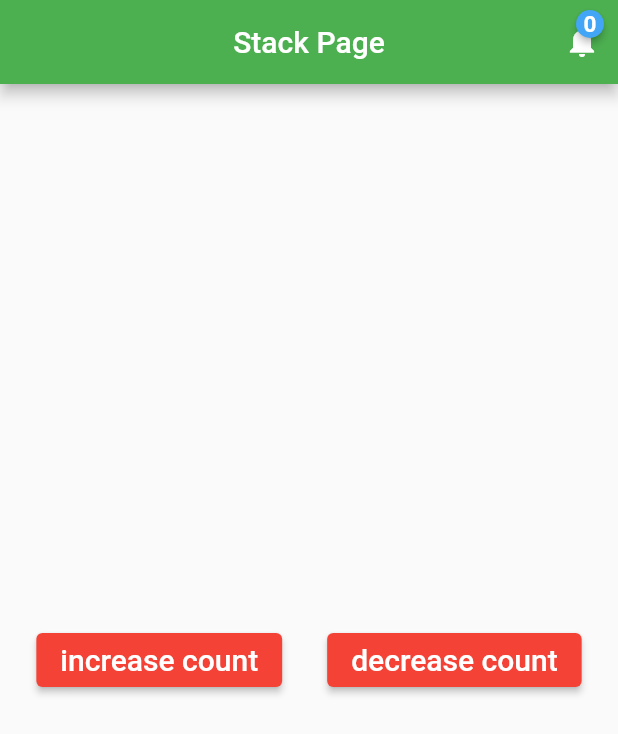
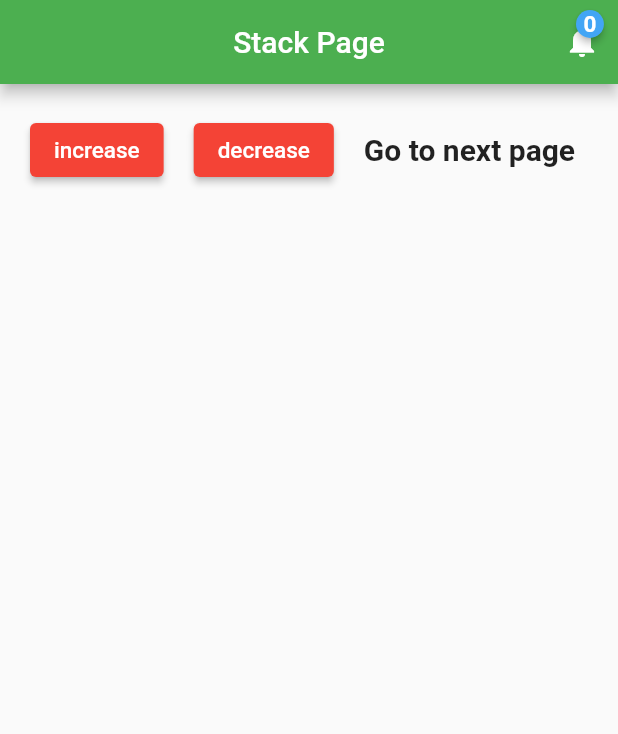
Before and after one commit to kravindra1415/FlutterALL, a Flutter app: the screen it shows after launch, after a tap on "Click Me", on a phone screen of 412 x 824 dp. Shown: the top 734 px of the screen. Run offline on Flutter 3.47's test engine with Material 2 defaults, Android fonts, the phone set to English and light mode, and no system bars; drawn by our look-alikes of badges; our stand-ins replace get, google_fonts.

```diff
--- /dev/null
+++ b/lib/home_page/presentation/DrawerMenu.dart
@@ -0,0 +1,206 @@
+import 'package:flutter/material.dart';
+import 'package:flutter_application_1/IconMenu/HomeIcon.dart';
+import 'package:flutter_application_1/IconMenu/SettingIcon.dart';
+import 'package:flutter_application_1/home_page/domain/drawer_model.dart';
+import 'package:get/get.dart';
+
+class DrawerMenu extends StatefulWidget {
+  const DrawerMenu({Key? key}) : super(key: key);
+
+  @override
+  State<DrawerMenu> createState() => _DrawerMenuState();
+}
+
+class _DrawerMenuState extends State<DrawerMenu> {
+  int _selectedIndex = 0;
+  _onselectedItem(int index) {
+    switch (index) {
+      case 0:
+        Get.toNamed('HomeIcon');
+        break;
+
+      case 1:
+        Get.toNamed('SettingIcon');
+        break;
+    }
+  }
+
+  List<DrawerModel> drawerList = [
+    DrawerModel(
+      name: "Home",
+      icon: Icons.home,
+    ),
+    DrawerModel(
+      name: "Settings",
+      icon: Icons.settings,
+    ),
+    DrawerModel(
+      name: "Print",
+      icon: Icons.print,
+    ),
+    DrawerModel(
+      name: "Logout",
+      icon: Icons.logout,
+    ),
+    DrawerModel(
+      name: "Info",
+      icon: Icons.info,
+    ),
+  ];
+
+  @override
+  Widget build(BuildContext context) {
+    return SafeArea(
+      child: Drawer(
+        child: Material(
+          child: Column(children: [
+            Container(
+              width: double.infinity,
+              padding: const EdgeInsets.all(20),
+              color: Colors.blue,
+              child: Center(
+                child: Column(
+                  children: [
+                    Container(
+                      width: 100,
+                      height: 100,
+                      decoration: const BoxDecoration(
+                        shape: BoxShape.circle,
+                        image: DecorationImage(
+                          image: AssetImage('assets/github.png'),
+                          fit: BoxFit.fill,
+                        ),
+                      ),
+                    ),
+                    const SizedBox(
+                      height: 5,
+                    ),
+                    const Text(
+                      "I'm GITHUB",
+                      style: TextStyle(
+                          fontSize: 20,
+                          fontWeight: FontWeight.bold,
+                          color: Colors.white),
+                    ),
+                    const Text(
+                      "iamgit@gmail.com",
+                      style: TextStyle(
+                          fontSize: 15,
+                          fontWeight: FontWeight.bold,
+                          color: Colors.white),
+                    )
+                  ],
+                ),
+              ),
+            ),
+            Expanded(
+              child: ListView.builder(
+                  itemCount: drawerList.length,
+                  shrinkWrap: true,
+                  itemBuilder: (context, index) {
+                    return _createDrawerMenu(
+                      icon: drawerList[index].icon,
+                      strmenu: drawerList[index].name,
+                      index: index,
+                    );
+                  }),
+            ),
+          ]),
+        ),
+      ),
+    );
+  }
+
+  Widget _createDrawerMenu({
+    IconData? icon,
+    String? strmenu,
+    int? index,
+  }) {
+    return ListTile(
+      onTap: () {
+        setState(() {
+          _onselectedItem(index!);
+        });
+      },
+      title: Row(
+        children: <Widget>[
+          Icon(icon),
+          Text(
+            strmenu!,
+            style: TextStyle(fontSize: 15, color: Colors.red),
+          ),
+        ],
+      ),
+    );
+  }
+}
+
+
+
+
+
+/*
+ Container(
+              width: Get.width,
+              child: DrawerHeader(
+                margin: EdgeInsets.zero,
+                padding: EdgeInsets.zero,
+                decoration: const BoxDecoration(color: Colors.blue),
+                child: Stack(
+                  children: [
+                    Column(
+                      //mainAxisAlignment: MainAxisAlignment.end,
+                      //crossAxisAlignment: CrossAxisAlignment.center,
+                      children: [
+                        Icon(Icons.supervised_user_circle),
+                        const Text(
+                          'Ravi',
+                          style: TextStyle(
+                            fontSize: 20,
+                            fontWeight: FontWeight.bold,
+                            color: Colors.white,
+                          ),
+                        ),
+
+                        Padding(
+                          padding: const EdgeInsets.all(30.0),
+                          child: Align(
+                            alignment: Alignment.center,
+                            child: Image.asset(
+                              'assets/abc.png',
+                              height: 50,
+                            ),
+                          ),
+                        ),
+
+                        //Image.asset('assets/user.png'),
+                        // Text(
+                        //   'Ravi',
+                        //   style: TextStyle(
+                        //     fontSize: 20,
+                        //     fontWeight: FontWeight.bold,
+                        //     color: Colors.white,
+                        //   ),
+                        // ),
+                      ],
+                    ),
+                  ],
+                ),
+              ),
+            ),
+            Expanded(
+              child: ListView.builder(
+                itemCount: drawerList.length,
+                shrinkWrap: true,
+                itemBuilder: (context, index) {
+                  return _createDrawerMenu(
+                    icon: drawerList[index].icon,
+                    strmenu: drawerList[index].name,
+                  );
+                },
+              ),
+            ),
+          ],
+        ),
+      ),
+*/
--- a/lib/home_page/presentation/StackWidget.dart
+++ b/lib/home_page/presentation/StackWidget.dart
@@ -2,6 +2,7 @@ import 'dart:ui';
 
 import 'package:badges/badges.dart';
 import 'package:flutter/material.dart';
+import 'package:get/get.dart';
 
 class StackWidget extends StatefulWidget {
   const StackWidget({Key? key}) : super(key: key);
@@ -41,7 +42,53 @@ class _StackWidgetState extends State<StackWidget> {
               badgeColor: Colors.blue.shade400),
         ],
       ),
-      body: Center(
+      // body: Center(
+      //   child: Padding(
+      //     padding: const EdgeInsets.all(8.0),
+      //     child: Row(
+      //       //mainAxisAlignment: MainAxisAlignment.start,
+      //       //crossAxisAlignment: CrossAxisAlignment.start,
+      //       children: [
+      //         Expanded(
+      //           child: ElevatedButton(
+      //             onPressed: () {
+      //               setState(() {
+      //                 _count += 1;
+      //               });
+      //             },
+      //             child: const Text(
+      //               'increase',
+      //               style: TextStyle(fontSize: 20),
+      //             ),
+      //           ),
+      //         ),
+      //         const SizedBox(
+      //           width: 10,
+      //         ),
+      //         ElevatedButton(
+      //           onPressed: () {
+      //             setState(() {
+      //               _count -= 1;
+      //               if (_count < 0) {
+      //                 _count = 0;
+      //               }
+      //             });
+      //           },
+      //           child: const Text(
+      //             'decrease',
+      //             style: TextStyle(fontSize: 20),
+      //           ),
+      //         ),
+      //       ],
+      //     ),
+      //   ),
+      // ),
+
+      body: Container(
+        child: Column(
+          children: [
+            Padding(
+              padding: const EdgeInsets.all(20.0),
               child: Row(
                 mainAxisAlignment: MainAxisAlignment.center,
                 children: [
@@ -52,14 +99,11 @@ class _StackWidgetState extends State<StackWidget> {
                       });
                     },
                     child: const Text(
-                'increase count',
-                style: TextStyle(fontSize: 20),
+                      'increase',
+                      style: TextStyle(fontSize: 15),
                     ),
                   ),
-            const SizedBox(
-              height: 20,
-              width: 30,
-            ),
+                  const SizedBox(width: 20),
                   ElevatedButton(
                     onPressed: () {
                       setState(() {
@@ -70,8 +114,24 @@ class _StackWidgetState extends State<StackWidget> {
                       });
                     },
                     child: const Text(
-                'decrease count',
-                style: TextStyle(fontSize: 20),
+                      'decrease',
+                      style: TextStyle(fontSize: 15),
+                    ),
+                  ),
+                  const SizedBox(width: 20),
+                  Expanded(
+                    child: InkWell(
+                      onTap: () {
+                        Get.toNamed('DrawerMenu');
+                      },
+                      child: const Text(
+                        'Go to next page',
+                        style: TextStyle(
+                            fontWeight: FontWeight.bold, fontSize: 20),
+                      ),
+                    ),
+                  )
+                ],
               ),
             ),
           ],
--- a/lib/home_page/presentation/home.dart
+++ b/lib/home_page/presentation/home.dart
@@ -1,4 +1,5 @@
 import 'package:flutter/material.dart';
+import 'package:flutter_application_1/home_page/presentation/DrawerMenu.dart';
 import 'package:flutter_application_1/routes/app_pages.dart';
 import 'package:get/get.dart';
 import 'package:google_fonts/google_fonts.dart';
@@ -16,9 +17,9 @@ class _HomePageState extends State<HomePage> {
 
   Widget build(BuildContext context) {
     return Scaffold(
+      drawer: const DrawerMenu(),
       appBar: AppBar(
         centerTitle: true,
-        automaticallyImplyLeading: false,
         backgroundColor: Colors.red,
         title: const Text('Home Page'),
       ),
--- a/lib/routes/app_pages.dart
+++ b/lib/routes/app_pages.dart
@@ -5,4 +5,7 @@ abstract class RoutePath {
   static const HomePage = '/HomePage';
   static const splashScreen = '/SplashScreen';
   static const StackWidget = '/StackWidget';
+  static const DrawerMenu = '/DrawerMenu';
+  static const HomeIcon = '/HomeIcon';
+  static const SettingIcon = '/SettingIcon';
 }
--- a/lib/routes/app_route.dart
+++ b/lib/routes/app_route.dart
@@ -1,3 +1,6 @@
+import 'package:flutter_application_1/IconMenu/HomeIcon.dart';
+import 'package:flutter_application_1/IconMenu/SettingIcon.dart';
+import 'package:flutter_application_1/home_page/presentation/DrawerMenu.dart';
 import 'package:flutter_application_1/home_page/presentation/StackWidget.dart';
 import 'package:flutter_application_1/home_page/presentation/home.dart';
 import 'package:flutter_application_1/routes/app_pages.dart';
@@ -10,5 +13,8 @@ class AppPages {
     GetPage(name: RoutePath.defaultRoute, page: () => const SplashScreen()),
     GetPage(name: RoutePath.HomePage, page: () => const HomePage()),
     GetPage(name: RoutePath.StackWidget, page: () => const StackWidget()),
+    GetPage(name: RoutePath.DrawerMenu, page: () => const DrawerMenu()),
+    GetPage(name: RoutePath.HomeIcon, page: () => const HomeIcon()),
+    GetPage(name: RoutePath.SettingIcon, page: () => SettingIcon()),
   ];
 }
--- /dev/null
+++ b/lib/splashScreen/utils/img.dart
@@ -0,0 +1 @@
+const userImage = 'assets/user.png';
```
Also changed, not shown: lib/IconMenu/HomeIcon.dart (added, +22 -0 lines), lib/IconMenu/SettingIcon.dart (added, +22 -0 lines), lib/home_page/domain/drawer_model.dart (added, +13 -0 lines), assets/abc.png (added), 1 other file. Lines whose indentation alone changed are shown as unchanged.
